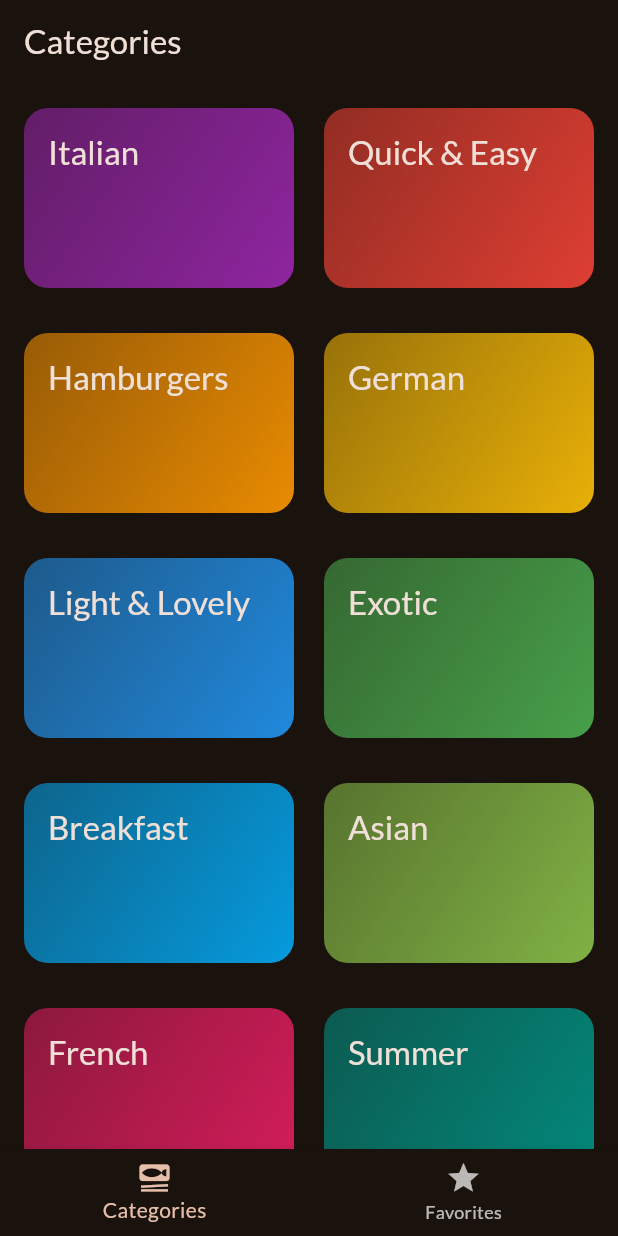
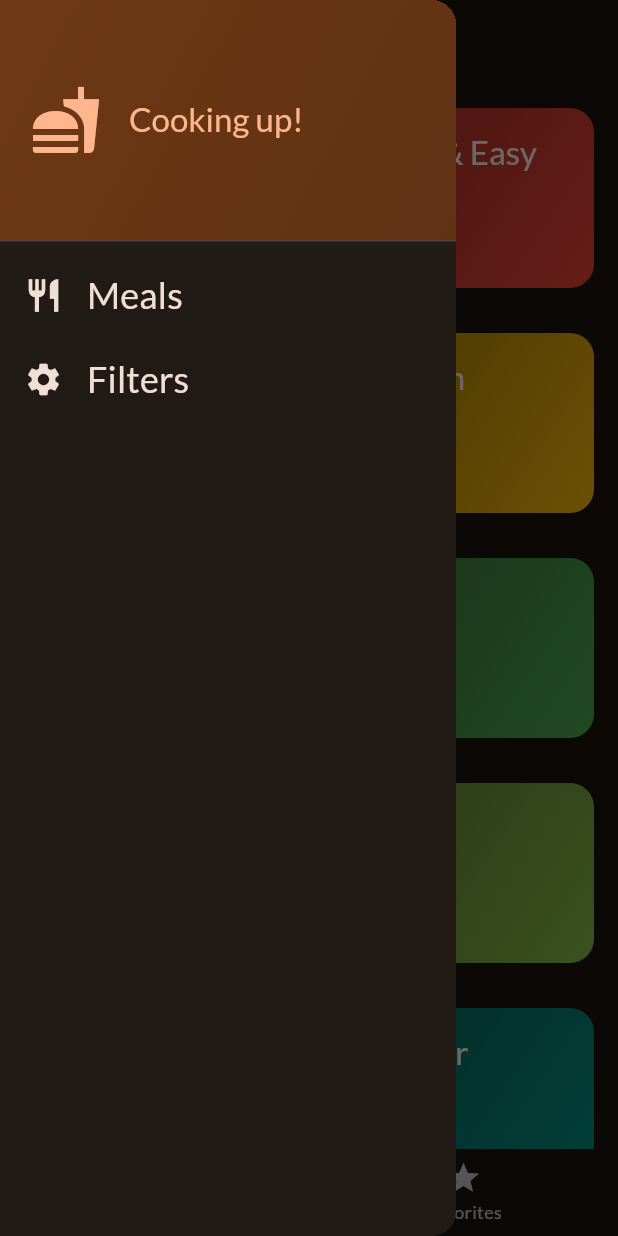
Before and after one commit to mlnbk/meals_app, a Flutter app: the screen it shows after launch, with the side drawer open (before the commit the screen has no drawer), on a phone screen of 412 x 824 dp. Run offline on Flutter 3.47's test engine with Material 2 defaults, Android fonts, the phone set to English and light mode, and no system bars; our stand-ins replace google_fonts, transparent_image.

Commit message:
feat: add filtering

```diff
--- /dev/null
+++ b/lib/models/filters.dart
@@ -0,0 +1,22 @@
+class Filter {
+  Filter({
+    this.isActive = false,
+    required this.title,
+    required this.subtitle,
+  });
+
+  bool isActive;
+  final String title;
+  final String subtitle;
+
+  void setIsActive(bool active) {
+    isActive = active;
+  }
+}
+
+final AvailableFilters = [
+  Filter(title: 'Gluten-free', subtitle: 'Only include gluten-free meals.'),
+  Filter(title: 'Lactose-free', subtitle: 'Only include lactose-free meals.'),
+  Filter(title: 'Vegatarian', subtitle: 'Only include vegetarian meals.'),
+  Filter(title: 'Vegan', subtitle: 'Only include vegan meals.'),
+];
--- a/lib/screens/categories.dart
+++ b/lib/screens/categories.dart
@@ -10,12 +10,14 @@ class CategoriesScreen extends StatelessWidget {
   const CategoriesScreen({
     super.key,
     required this.onToggleFavorite,
+    required this.availableMeals,
   });
 
+  final List<Meal> availableMeals;
   final void Function(Meal meal) onToggleFavorite;
 
   void _selectCategory(BuildContext context, Category category) {
-    final filteredMeals = dummyMeals
+    final filteredMeals = availableMeals
         .where((meal) => meal.categories.contains(category.id))
         .toList();
 
--- a/lib/screens/tabs.dart
+++ b/lib/screens/tabs.dart
@@ -1,8 +1,11 @@
 import 'package:flutter/material.dart';
+import 'package:meals_app/data/dummy_data.dart';
 
 import 'package:meals_app/models/meal.dart';
 import 'package:meals_app/screens/categories.dart';
+import 'package:meals_app/screens/filters.dart';
 import 'package:meals_app/screens/meals.dart';
+import 'package:meals_app/widgets/main_drawer.dart';
 
 class TabsScreen extends StatefulWidget {
   const TabsScreen({super.key});
@@ -16,6 +19,7 @@ class TabsScreen extends StatefulWidget {
 class _TabsScreenState extends State<TabsScreen> {
   int _selectedPageIndex = 0;
   final List<Meal> _favoriteMeals = [];
+  Map<String, bool> _selectedFilters = {};
 
   void _toggleFavorite(Meal meal) {
     if (_favoriteMeals.contains(meal)) {
@@ -46,9 +50,56 @@ class _TabsScreenState extends State<TabsScreen> {
     });
   }
 
+  void _setScreen(String id) async {
+    Navigator.of(context).pop();
+
+    if (id == 'filters') {
+      final result = await Navigator.of(context).push<Map<String, bool>>(
+        MaterialPageRoute(
+          builder: (context) => FiltersScreen(
+            currentFilters: _selectedFilters,
+          ),
+        ),
+      );
+
+      if (result != null) {
+        setState(() {
+          _selectedFilters = result;
+        });
+      }
+    }
+  }
+
   @override
   Widget build(BuildContext context) {
-    Widget activePage = CategoriesScreen(onToggleFavorite: _toggleFavorite);
+    // FIXME
+    final availableMeals = dummyMeals.where((meal) {
+      if (_selectedFilters['Gluten-free'] != null &&
+          _selectedFilters['Gluten-free']! &&
+          !meal.isGlutenFree) {
+        return false;
+      }
+      if (_selectedFilters['Lactose-free'] != null &&
+          _selectedFilters['Lactose-free']! &&
+          !meal.isLactoseFree) {
+        return false;
+      }
+      if (_selectedFilters['Vegatarian'] != null &&
+          _selectedFilters['Vegatarian']! &&
+          !meal.isVegetarian) {
+        return false;
+      }
+      if (_selectedFilters['Vegan'] != null &&
+          _selectedFilters['Vegan']! &&
+          !meal.isVegan) {
+        return false;
+      }
+      return true;
+    }).toList();
+    Widget activePage = CategoriesScreen(
+      onToggleFavorite: _toggleFavorite,
+      availableMeals: availableMeals,
+    );
     var activePageTitle = 'Categories';
 
     if (_selectedPageIndex == 1) {
@@ -63,6 +114,9 @@ class _TabsScreenState extends State<TabsScreen> {
       appBar: AppBar(
         title: Text(activePageTitle),
       ),
+      drawer: MainDrawer(
+        onSelectScreen: _setScreen,
+      ),
       body: activePage,
       bottomNavigationBar: BottomNavigationBar(
         currentIndex: _selectedPageIndex,
--- /dev/null
+++ b/lib/widgets/main_drawer.dart
@@ -0,0 +1,83 @@
+import 'package:flutter/material.dart';
+
+class MainDrawer extends StatelessWidget {
+  const MainDrawer({
+    super.key,
+    required this.onSelectScreen,
+  });
+
+  final void Function(String id) onSelectScreen;
+
+  @override
+  Widget build(BuildContext context) {
+    return Drawer(
+      child: Column(
+        children: [
+          DrawerHeader(
+            padding: const EdgeInsets.all(20),
+            decoration: BoxDecoration(
+              gradient: LinearGradient(
+                colors: [
+                  Theme.of(context).colorScheme.primaryContainer,
+                  Theme.of(context)
+                      .colorScheme
+                      .primaryContainer
+                      .withOpacity(0.8),
+                ],
+                begin: Alignment.topLeft,
+                end: Alignment.bottomRight,
+              ),
+            ),
+            child: Row(
+              children: [
+                Icon(Icons.fastfood,
+                    size: 48, color: Theme.of(context).colorScheme.primary),
+                const SizedBox(
+                  width: 18,
+                ),
+                Text(
+                  'Cooking up!',
+                  style: Theme.of(context).textTheme.titleLarge!.copyWith(
+                        color: Theme.of(context).colorScheme.primary,
+                      ),
+                ),
+              ],
+            ),
+          ),
+          ListTile(
+            onTap: () {
+              onSelectScreen('meals');
+            },
+            leading: Icon(
+              Icons.restaurant,
+              size: 26,
+              color: Theme.of(context).colorScheme.onBackground,
+            ),
+            title: Text(
+              'Meals',
+              style: Theme.of(context).textTheme.titleSmall!.copyWith(
+                  color: Theme.of(context).colorScheme.onBackground,
+                  fontSize: 24),
+            ),
+          ),
+          ListTile(
+            onTap: () {
+              onSelectScreen('filters');
+            },
+            leading: Icon(
+              Icons.settings,
+              size: 26,
+              color: Theme.of(context).colorScheme.onBackground,
+            ),
+            title: Text(
+              'Filters',
+              style: Theme.of(context).textTheme.titleSmall!.copyWith(
+                  color: Theme.of(context).colorScheme.onBackground,
+                  fontSize: 24),
+            ),
+          ),
+        ],
+      ),
+    );
+  }
+}
```
Also changed, not shown: lib/screens/filters.dart (added, +59 -0 lines), lib/widgets/filter_item.dart (added, +40 -0 lines).
